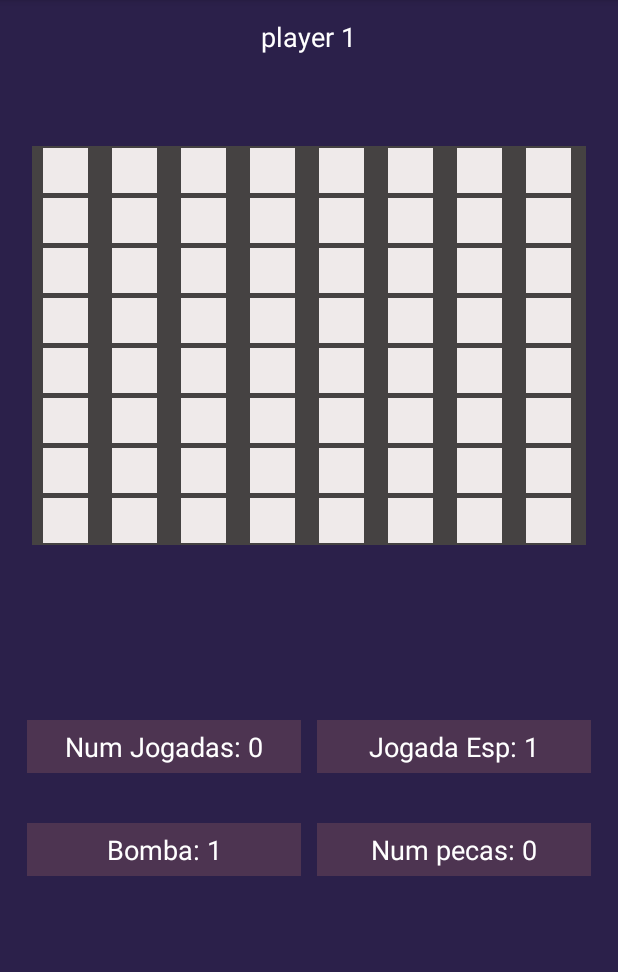
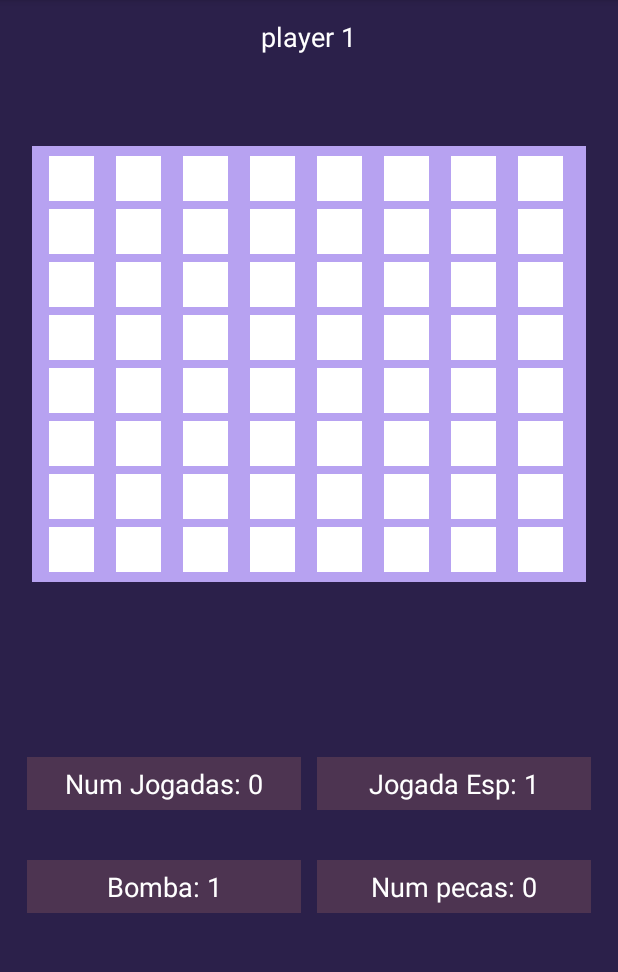
Before and after one commit to andre170594/tpFirebase, an Android app: the Modo1 screen opened directly, with no data from a screen before it, on a phone screen of 412 x 824 dp, the part 84-1056 px from its top. Run offline under Robolectric (Android 15) with nearby library versions, the phone set to English and light mode, and no system bars.

```diff
--- a/app/src/main/java/com/jaffar/tpfirebase/GridAdapter.kt
+++ b/app/src/main/java/com/jaffar/tpfirebase/GridAdapter.kt
@@ -1,28 +1,41 @@
 package com.jaffar.tpfirebase
 
 import android.content.Context
+import android.graphics.Color
+import android.os.Parcel
+import android.os.Parcelable
 import android.view.View
 import android.view.ViewGroup
 import android.widget.BaseAdapter
 import android.widget.Button
+import android.widget.ImageView
 import com.jaffar.tpfirebase.R.layout.grid_item
+import com.jaffar.tpfirebase.model.Item
+import android.view.LayoutInflater as LayoutInflater1
 
-class GridAdapter(var context:Context,var grelha: ArrayList<Button>) : BaseAdapter() {
+class GridAdapter(var context: Context,var arrayList: ArrayList<Item>) : BaseAdapter() {
+
     override fun getCount(): Int {
-        return grelha.size
+        return arrayList.size
     }
 
-    override fun getItem(pos: Int): Any {
-       return grelha[pos]
+    override fun getItem(p0: Int): Any {
+        return arrayList[p0]
     }
 
-    override fun getItemId(pos: Int): Long {
-        return pos.toLong()
+    override fun getItemId(p0: Int): Long {
+       return p0.toLong()
     }
 
+    override fun getView(pos: Int, convertView: View?, parent: ViewGroup?): View {
+        var view:View = View.inflate(context,R.layout.grid_item, null)
 
-    override fun getView(position: Int, convertView: View?, parent: ViewGroup?): View {
-        return View.inflate(context, grid_item, null)
+        var item:ImageView = view.findViewById(R.id.imgView)
+        var listItems: Item = arrayList[pos]
+
+        item.setPadding(1,1,1,1)
+
+        return view
     }
 
 
--- a/app/src/main/java/com/jaffar/tpfirebase/Modo1.kt
+++ b/app/src/main/java/com/jaffar/tpfirebase/Modo1.kt
@@ -1,51 +1,58 @@
 package com.jaffar.tpfirebase
 
 import android.graphics.Color
+import android.media.Image
 import androidx.appcompat.app.AppCompatActivity
 import android.os.Bundle
 import android.view.View
-import android.widget.AdapterView
-import android.widget.Button
-import android.widget.GridView
-import android.widget.Toast
-import com.jaffar.tpfirebase.databinding.ActivityMainBinding
+import android.widget.*
+import androidx.core.view.get
 import com.jaffar.tpfirebase.databinding.ActivityModo1Binding
+import com.jaffar.tpfirebase.model.Item
 
-class Modo1 : AppCompatActivity() , AdapterView.OnItemClickListener {
 
-    private var arrayList: ArrayList<Button>? = null
-    private var gridAdapter: GridAdapter? = null
+
+
+
+class Modo1 : AppCompatActivity(), AdapterView.OnItemClickListener{
+
+
+    private var arrayList: ArrayList<Item>? = null
+    private var gridView: GridView ? = null
+    private var gridAdapter:GridAdapter ? = null
 
     private lateinit var bindModo1: ActivityModo1Binding
-
     override fun onCreate(savedInstanceState: Bundle?) {
         super.onCreate(savedInstanceState)
         bindModo1 = ActivityModo1Binding.inflate(layoutInflater)
         setContentView(bindModo1.root)
 
-
         arrayList = ArrayList()
         arrayList = setData()
-        gridAdapter = GridAdapter(applicationContext, arrayList!!)
+        gridAdapter = GridAdapter(applicationContext,arrayList!!)
         bindModo1.gridView?.adapter = gridAdapter
-        bindModo1?.gridView.onItemClickListener = this
+        bindModo1.gridView?.onItemClickListener = this
+
     }
 
-    private fun setData(): ArrayList<Button> {
-        var arrayList: ArrayList<Button> = ArrayList()
+
+    private fun setData():ArrayList<Item>{
+        var arrayList: ArrayList<Item> = ArrayList()
 
         for (i in 1..8) {
             for (i in 1..8) {
-                arrayList.add(Button(this))
+                arrayList.add(Item(ImageView(this)))
             }
         }
+
         return arrayList
     }
 
     override fun onItemClick(parent: AdapterView<*>?, view: View?, position: Int, id: Long) {
-        var items: Button = arrayList!![position]
-        items.setBackgroundColor(Color.parseColor("#ff2233"))
-        items.text = "X"
+
+        arrayList!![position].image!!.apply { setBackgroundColor(Color.parseColor("#7f66ff")) }
+
+       parent!![position].setBackgroundColor(Color.parseColor("#7f66ff"))
 
     }
 
--- /dev/null
+++ b/app/src/main/java/com/jaffar/tpfirebase/model/Item.kt
@@ -0,0 +1,12 @@
+package com.jaffar.tpfirebase.model
+
+import android.graphics.Color
+import android.widget.ImageView
+
+class Item {
+    var image: ImageView? = null
+
+    constructor(image:ImageView){
+        this.image=image
+    }
+}
--- a/app/src/main/res/layout/activity_modo1.xml
+++ b/app/src/main/res/layout/activity_modo1.xml
@@ -22,6 +22,7 @@
         app:layout_constraintEnd_toEndOf="parent"
         app:layout_constraintStart_toStartOf="parent"
         app:layout_constraintTop_toTopOf="parent"
+
         >
 
         <TextView
@@ -41,15 +42,13 @@
             android:layout_height="match_parent"
             android:rowCount="8"
             android:columnCount="8"
-            android:background="#454242"
+            android:background="#B7A2F1"
             android:numColumns="8"
             android:layout_marginStart="20dp"
             android:layout_marginEnd="20dp"
             android:layout_marginTop="50dp"
             android:layout_marginBottom="100dp"
-            android:horizontalSpacing="1dp"
-            android:verticalSpacing="1dp"
-            android:stretchMode="columnWidth"
+            android:padding="4dp"
             >
 
         </GridView>
--- a/app/src/main/res/layout/grid_item.xml
+++ b/app/src/main/res/layout/grid_item.xml
@@ -12,8 +12,9 @@
         android:id="@+id/imgView"
         android:layout_width="30dp"
         android:layout_height="30dp"
-        android:background="#EFEAEA"
-
+        android:padding="1dp"
+        android:layout_margin="1dp"
+        android:background="@color/white"
         />
 
 
```
